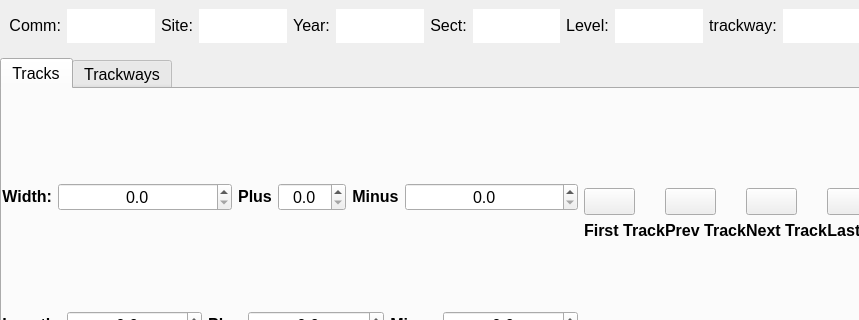
sernst/Cadence, file resources/widget/tools/TrackwayManagerWidget/TrackwayManagerWidget.ui: the form before one commit; both pictures show x 0 to 859 and y 0 to 320 of the 974 by 985 pixel window.
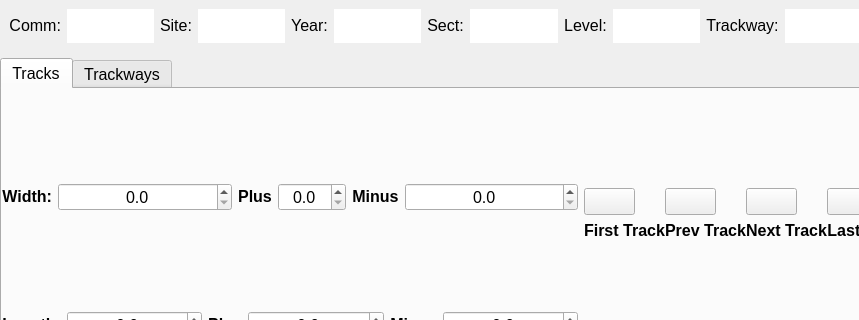
The form after the commit. Icons and pictures are not drawn.

Commit message: KAS:  more revision for uncertainty estimation

Patch:
```diff
--- a/resources/widget/tools/TrackwayManagerWidget/TrackwayManagerWidget.ui
+++ b/resources/widget/tools/TrackwayManagerWidget/TrackwayManagerWidget.ui
@@ -302,7 +302,7 @@
          <number>0</number>
         </property>
         <property name="text">
-         <string>trackway:</string>
+         <string>Trackway:</string>
         </property>
         <property name="alignment">
          <set>Qt::AlignCenter</set>
```
The commit also changes 1 other file.
